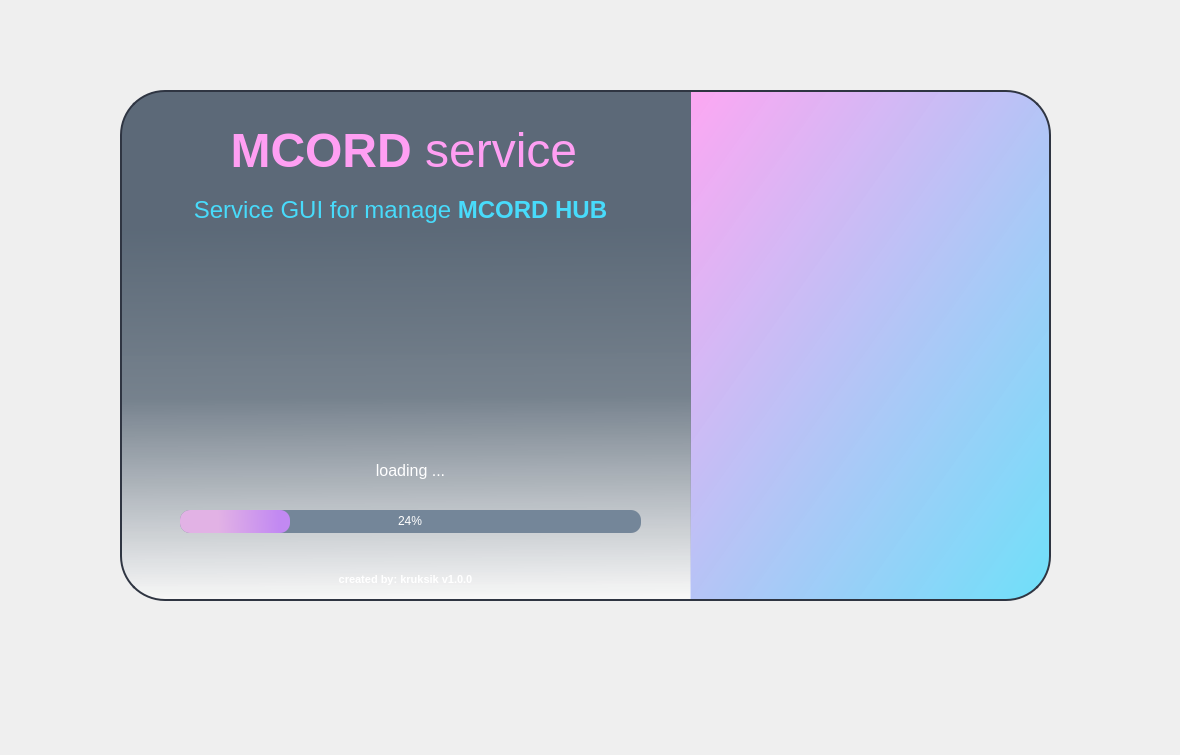
MCORD-PROGRAMMING-TEAM/MCORD_NEW_GUI, file splash_screen.ui: the form before one commit.
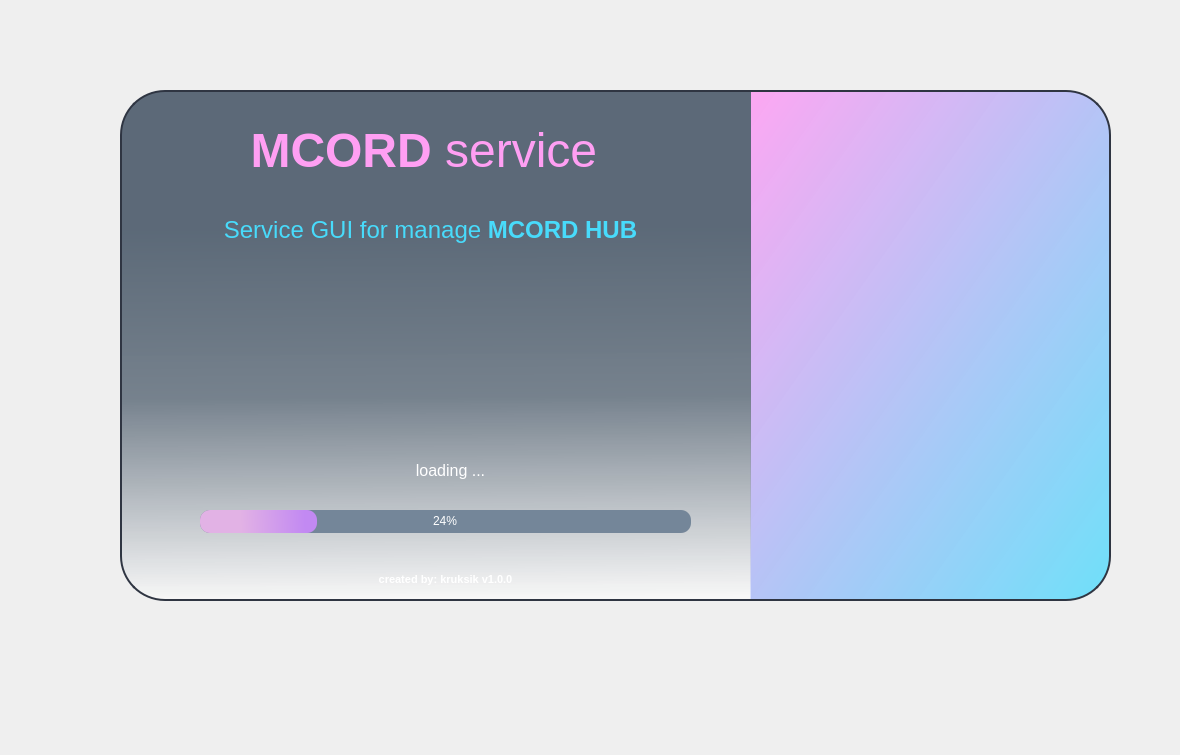
The form after the commit. Icons and pictures are not drawn.

Commit message: resize splash for linux

Patch:
```diff
--- a/splash_screen.ui
+++ b/splash_screen.ui
@@ -78,7 +78,7 @@
      <rect>
       <x>120</x>
       <y>90</y>
-      <width>571</width>
+      <width>631</width>
       <height>511</height>
      </rect>
     </property>
@@ -96,7 +96,7 @@
     <widget class="QLabel" name="label">
      <property name="geometry">
       <rect>
-       <x>90</x>
+       <x>110</x>
        <y>30</y>
        <width>401</width>
        <height>61</height>
@@ -119,8 +119,8 @@
     <widget class="QLabel" name="desc">
      <property name="geometry">
       <rect>
-       <x>70</x>
-       <y>100</y>
+       <x>100</x>
+       <y>120</y>
        <width>421</width>
        <height>41</height>
       </rect>
@@ -142,9 +142,9 @@
     <widget class="QProgressBar" name="progressBar">
      <property name="geometry">
       <rect>
-       <x>60</x>
+       <x>80</x>
        <y>420</y>
-       <width>461</width>
+       <width>491</width>
        <height>23</height>
       </rect>
      </property>
@@ -155,7 +155,7 @@
     <widget class="QLabel" name="loading">
      <property name="geometry">
       <rect>
-       <x>120</x>
+       <x>160</x>
        <y>360</y>
        <width>341</width>
        <height>41</height>
@@ -178,8 +178,8 @@
     <widget class="QFrame" name="logo_border">
      <property name="geometry">
       <rect>
-       <x>150</x>
-       <y>170</y>
+       <x>170</x>
+       <y>200</y>
        <width>291</width>
        <height>111</height>
       </rect>
@@ -197,7 +197,7 @@
     <widget class="QLabel" name="credits">
      <property name="geometry">
       <rect>
-       <x>210</x>
+       <x>250</x>
        <y>480</y>
        <width>151</width>
        <height>20</height>
@@ -221,7 +221,7 @@
    <widget class="QFrame" name="logo_frame">
     <property name="geometry">
      <rect>
-      <x>690</x>
+      <x>750</x>
       <y>90</y>
       <width>361</width>
       <height>511</height>
```
The commit also changes 1 other file.
